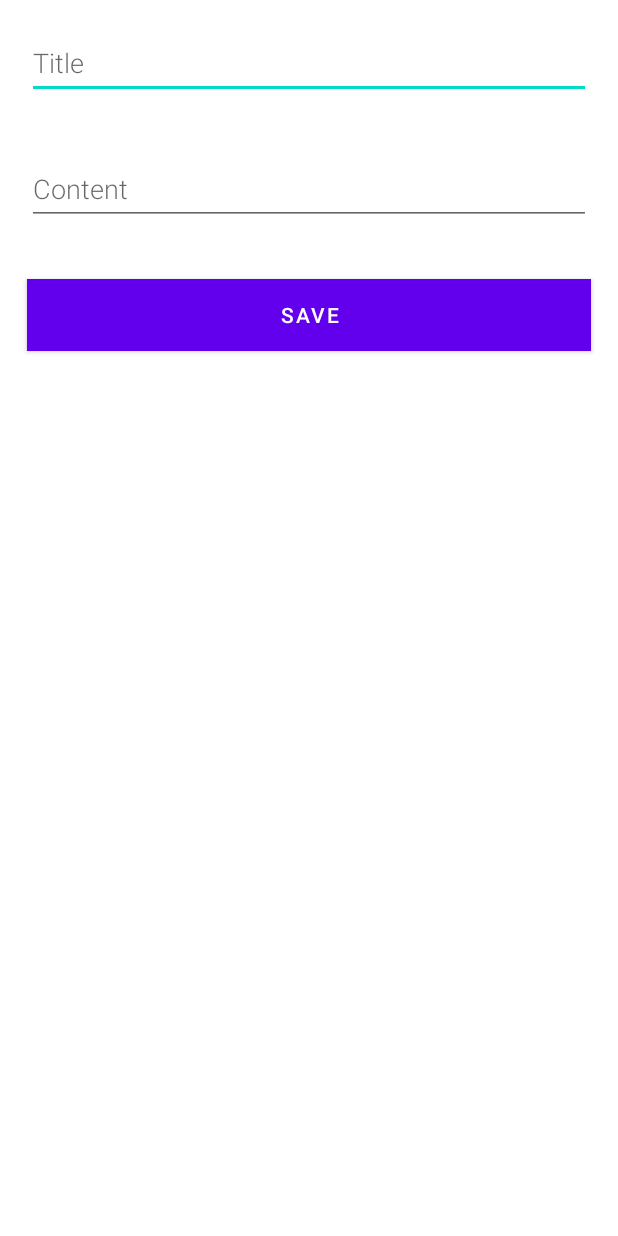
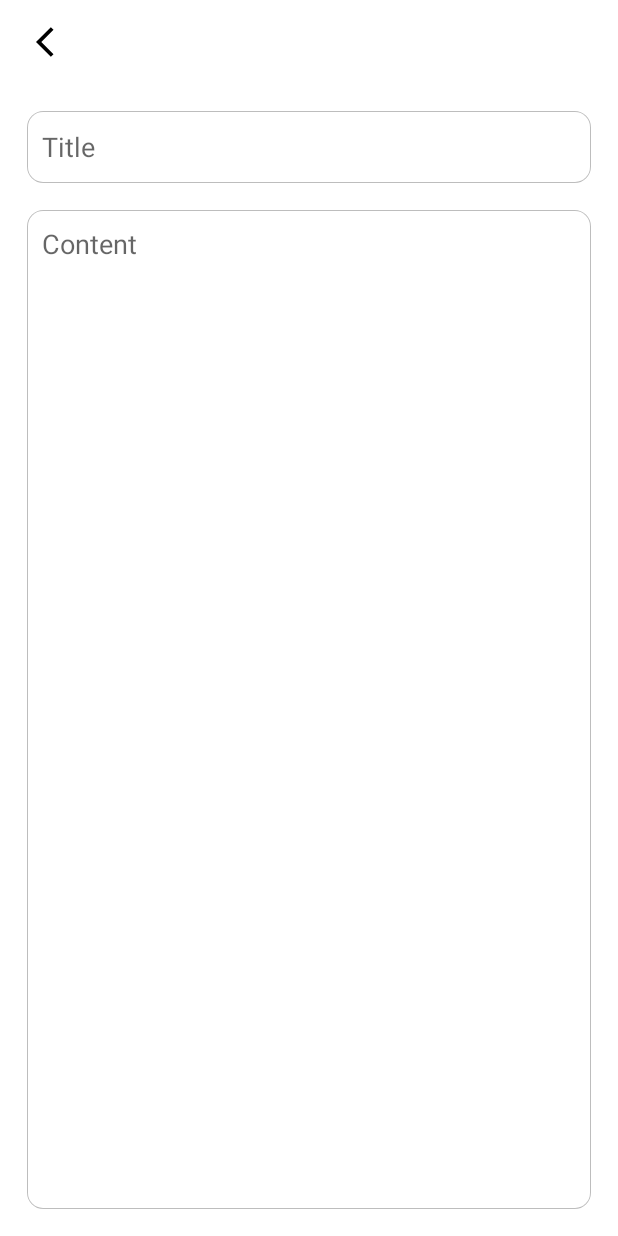
Before and after one commit to ldj526/MyMemo, an Android app: the NewMemoActivity screen opened directly, with no data from a screen before it, on a phone screen of 412 x 824 dp. Run offline under Robolectric (Android 15) with nearby library versions, the phone set to English and light mode, and no system bars.

Commit message:
refactor: 메모 작성/수정 view 수정, recyclerview 수정

```diff
--- a/app/src/main/java/eu/tutorials/mymemo/activity/EditMemoActivity.kt
+++ b/app/src/main/java/eu/tutorials/mymemo/activity/EditMemoActivity.kt
@@ -5,6 +5,7 @@ import android.os.Bundle
 import android.text.TextUtils
 import android.widget.Button
 import android.widget.EditText
+import android.widget.ImageView
 import android.widget.Toast
 import androidx.activity.viewModels
 import androidx.appcompat.app.AppCompatActivity
@@ -48,7 +49,7 @@ class EditMemoActivity : AppCompatActivity() {
         } else {
             Toast.makeText(this, "불러오기 실패", Toast.LENGTH_LONG).show()
         }
-        val btnUpdate: Button = findViewById(R.id.btn_update)
+        val btnUpdate: ImageView = findViewById(R.id.btn_update)
 
         btnUpdate.setOnClickListener {
             val title = updateTitle.text.toString()
--- a/app/src/main/java/eu/tutorials/mymemo/activity/NewMemoActivity.kt
+++ b/app/src/main/java/eu/tutorials/mymemo/activity/NewMemoActivity.kt
@@ -4,6 +4,7 @@ import android.os.Bundle
 import android.text.TextUtils
 import android.widget.Button
 import android.widget.EditText
+import android.widget.ImageView
 import android.widget.Toast
 import androidx.activity.viewModels
 import androidx.appcompat.app.AppCompatActivity
@@ -28,7 +29,7 @@ class NewMemoActivity : AppCompatActivity() {
         editTitle = findViewById(R.id.et_title)
         editContent = findViewById(R.id.et_content)
 
-        val button = findViewById<Button>(R.id.btn_save)
+        val button = findViewById<ImageView>(R.id.btn_save)
         button.setOnClickListener {
             val title = editTitle.text.toString()
             val content = editContent.text.toString()
--- /dev/null
+++ b/app/src/main/res/drawable/ic_back.xml
@@ -0,0 +1,5 @@
+<vector android:autoMirrored="true" android:height="24dp"
+    android:tint="#000000" android:viewportHeight="24"
+    android:viewportWidth="24" android:width="24dp" xmlns:android="http://schemas.android.com/apk/res/android">
+    <path android:fillColor="@android:color/white" android:pathData="M11.67,3.87L9.9,2.1 0,12l9.9,9.9 1.77,-1.77L3.54,12z"/>
+</vector>
--- /dev/null
+++ b/app/src/main/res/drawable/memo_border.xml
@@ -0,0 +1,35 @@
+<?xml version="1.0" encoding="utf-8"?>
+<layer-list xmlns:android="http://schemas.android.com/apk/res/android">
+
+    <item>
+        <shape android:shape="rectangle">
+            <solid android:color="#FFFFFF" />
+            <corners
+                android:bottomLeftRadius="10dp"
+                android:bottomRightRadius="10dp"
+                android:topLeftRadius="10dp"
+                android:topRightRadius="10dp"/>
+            <stroke
+                android:width="2dp"
+                android:color="#BDBDBD"/>
+        </shape>
+    </item>
+
+    <item
+        android:bottom="1dp"
+        android:left="1dp"
+        android:right="1dp"
+        android:top="1dp">
+
+        <shape android:shape="rectangle">
+            <solid android:color="#ffffff" />
+            <corners
+                android:bottomLeftRadius="10dp"
+                android:bottomRightRadius="10dp"
+                android:topLeftRadius="10dp"
+                android:topRightRadius="10dp"/>
+        </shape>
+
+    </item>
+
+</layer-list>
--- a/app/src/main/res/layout/activity_new_memo.xml
+++ b/app/src/main/res/layout/activity_new_memo.xml
@@ -1,38 +1,67 @@
 <?xml version="1.0" encoding="utf-8"?>
-<LinearLayout xmlns:android="http://schemas.android.com/apk/res/android"
+<androidx.constraintlayout.widget.ConstraintLayout
+    xmlns:android="http://schemas.android.com/apk/res/android"
+    xmlns:app="http://schemas.android.com/apk/res-auto"
     android:orientation="vertical"
     android:layout_width="match_parent"
     android:layout_height="match_parent">
+
+    <androidx.appcompat.widget.Toolbar
+        android:id="@+id/new_memo_toolbar"
+        android:layout_width="0dp"
+        android:layout_height="wrap_content"
+        android:background="#FFFFFF"
+        android:minHeight="?attr/actionBarSize"
+        android:theme="?attr/actionBarTheme"
+        app:layout_constraintEnd_toEndOf="parent"
+        app:layout_constraintStart_toStartOf="parent"
+        app:layout_constraintTop_toTopOf="parent">
+
+        <RelativeLayout
+            android:layout_width="wrap_content"
+            android:layout_height="wrap_content">
+
+
+            <ImageView
+                android:id="@+id/btn_save"
+                android:layout_width="wrap_content"
+                android:layout_height="wrap_content"
+                android:padding="8dp"
+                android:src="@drawable/ic_back" />
+
+        </RelativeLayout>
+    </androidx.appcompat.widget.Toolbar>
 
     <EditText
         android:id="@+id/et_title"
         android:layout_width="match_parent"
         android:layout_height="wrap_content"
+        android:layout_margin="18dp"
+        android:hint="Title"
+        android:background="@drawable/memo_border"
+        android:padding="10dp"
         android:minHeight="48dp"
-        android:fontFamily="sans-serif-light"
-        android:hint="Title"
-        android:inputType="textAutoComplete"
-        android:layout_margin="18dp"
-        android:textSize="18sp" />
+        android:textSize="18sp"
+        app:layout_constraintEnd_toEndOf="parent"
+        app:layout_constraintStart_toStartOf="parent"
+        app:layout_constraintTop_toBottomOf="@id/new_memo_toolbar" />
 
     <EditText
         android:id="@+id/et_content"
-        android:layout_width="match_parent"
-        android:layout_height="wrap_content"
-        android:minHeight="48dp"
-        android:fontFamily="sans-serif-light"
+        android:layout_width="0dp"
+        android:layout_height="0dp"
+        android:layout_margin="18dp"
         android:hint="Content"
-        android:inputType="textAutoComplete"
-        android:layout_margin="18dp"
-        android:textSize="18sp" />
+        android:inputType="textMultiLine"
+        android:textSize="18sp"
+        android:background="@drawable/memo_border"
+        android:gravity="top"
+        android:padding="10dp"
+        app:layout_constraintBottom_toBottomOf="parent"
+        app:layout_constraintEnd_toEndOf="parent"
+        app:layout_constraintStart_toStartOf="parent"
+        app:layout_constraintTop_toBottomOf="@id/et_title" />
 
-    <Button
-        android:id="@+id/btn_save"
-        android:layout_width="match_parent"
-        android:layout_height="wrap_content"
-        android:background="@color/white"
-        android:text="@string/button_save"
-        android:layout_margin="18dp"
-        android:textColor="@color/buttonLabel" />
 
-</LinearLayout>
+
+</androidx.constraintlayout.widget.ConstraintLayout>
```
Also changed, not shown: app/src/main/res/layout/activity_edit_memo.xml (+50 -23 lines), app/src/main/res/layout/recyclerview_item.xml (+26 -14 lines).
